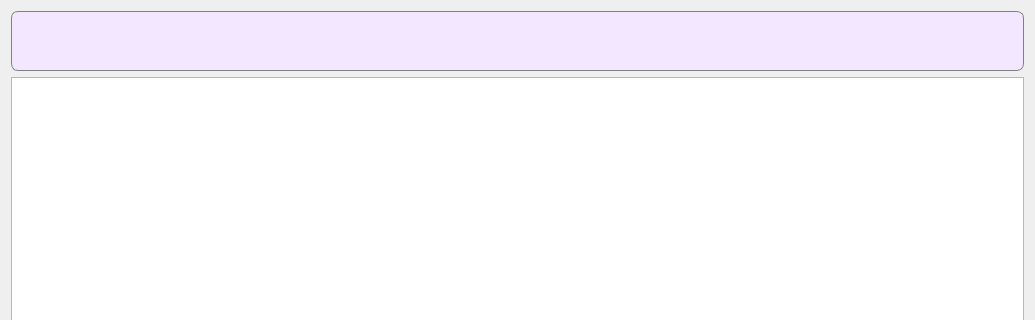
Before: the Qt Designer form SparePartsTable.ui in FediiBohdan/TechService, drawn with Qt 5; both pictures show x 0 to 1035 and y 0 to 320 of the 1035 by 679 pixel window.
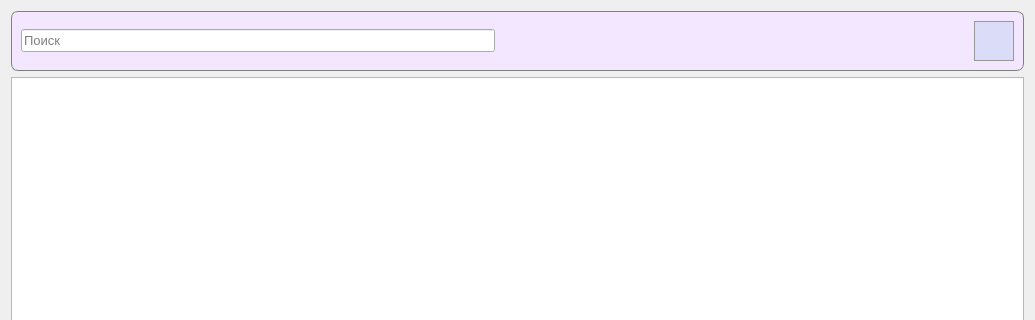
After: the same form once the commit is applied. Icons and pictures are not drawn.

Patch:
```diff
--- a/SparePartsTable.ui
+++ b/SparePartsTable.ui
@@ -37,7 +37,7 @@
       </size>
      </property>
      <property name="styleSheet">
-      <string notr="true">*{
+      <string notr="true">QFrame {
 background-color: #f2e7ff;
 border: 1px solid grey;
 border-radius: 7px;
@@ -49,6 +49,75 @@
      <property name="frameShadow">
       <enum>QFrame::Raised</enum>
      </property>
+     <layout class="QGridLayout" name="gridLayout_2">
+      <item row="0" column="0">
+       <widget class="QLineEdit" name="lineEdit">
+        <property name="font">
+         <font>
+          <pointsize>10</pointsize>
+         </font>
+        </property>
+        <property name="styleSheet">
+         <string notr="true"/>
+        </property>
+        <property name="placeholderText">
+         <string>Поиск</string>
+        </property>
+       </widget>
+      </item>
+      <item row="0" column="2">
+       <widget class="QPushButton" name="pushButton">
+        <property name="minimumSize">
+         <size>
+          <width>40</width>
+          <height>40</height>
+         </size>
+        </property>
+        <property name="styleSheet">
+         <string notr="true">QPushButton {
+	background-color: #dbdcf7;
+	border: 1px solid #999999;
+}
+
+QPushButton:hover {
+	background-color: #d5d6f0;
+	border: 1px solid #acacac;
+}
+
+QPushButton:pressed {
+	background-color: #cbcde6;
+	border: 2px solid #999999;
+}</string>
+        </property>
+        <property name="text">
+         <string/>
+        </property>
+        <property name="icon">
+         <iconset resource="images.qrc">
+          <normaloff>:/images/refresh.png</normaloff>:/images/refresh.png</iconset>
+        </property>
+        <property name="iconSize">
+         <size>
+          <width>30</width>
+          <height>30</height>
+         </size>
+        </property>
+       </widget>
+      </item>
+      <item row="0" column="1">
+       <spacer name="horizontalSpacer">
+        <property name="orientation">
+         <enum>Qt::Horizontal</enum>
+        </property>
+        <property name="sizeHint" stdset="0">
+         <size>
+          <width>40</width>
+          <height>20</height>
+         </size>
+        </property>
+       </spacer>
+      </item>
+     </layout>
     </widget>
    </item>
   </layout>
```
Left out of the diff: 7 changed lines with no effect on the pictures.
